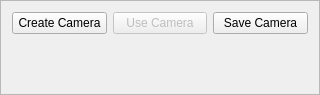
STORM-IRIT/Radium-PluginExample, file CameraManip/src/UI/CameraManipUI.ui: the form before one commit.
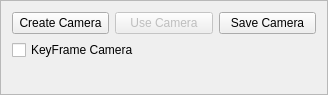
The form after the commit.

Commit message: Start animating Camera ; Issues with frame interpolation ;

Patch:
```diff
--- a/CameraManip/src/UI/CameraManipUI.ui
+++ b/CameraManip/src/UI/CameraManipUI.ui
@@ -6,7 +6,7 @@
    <rect>
     <x>0</x>
     <y>0</y>
-    <width>320</width>
+    <width>328</width>
     <height>95</height>
    </rect>
   </property>
@@ -56,6 +56,20 @@
        </item>
       </layout>
      </item>
+     <item>
+      <layout class="QHBoxLayout" name="horizontalLayout_2">
+       <property name="bottomMargin">
+        <number>0</number>
+       </property>
+       <item>
+        <widget class="QCheckBox" name="m_keyFrameCamera">
+         <property name="text">
+          <string>KeyFrame Camera</string>
+         </property>
+        </widget>
+       </item>
+      </layout>
+     </item>
      <item>
       <spacer name="verticalSpacer">
        <property name="orientation">
```
The commit also changes 3 other files.
